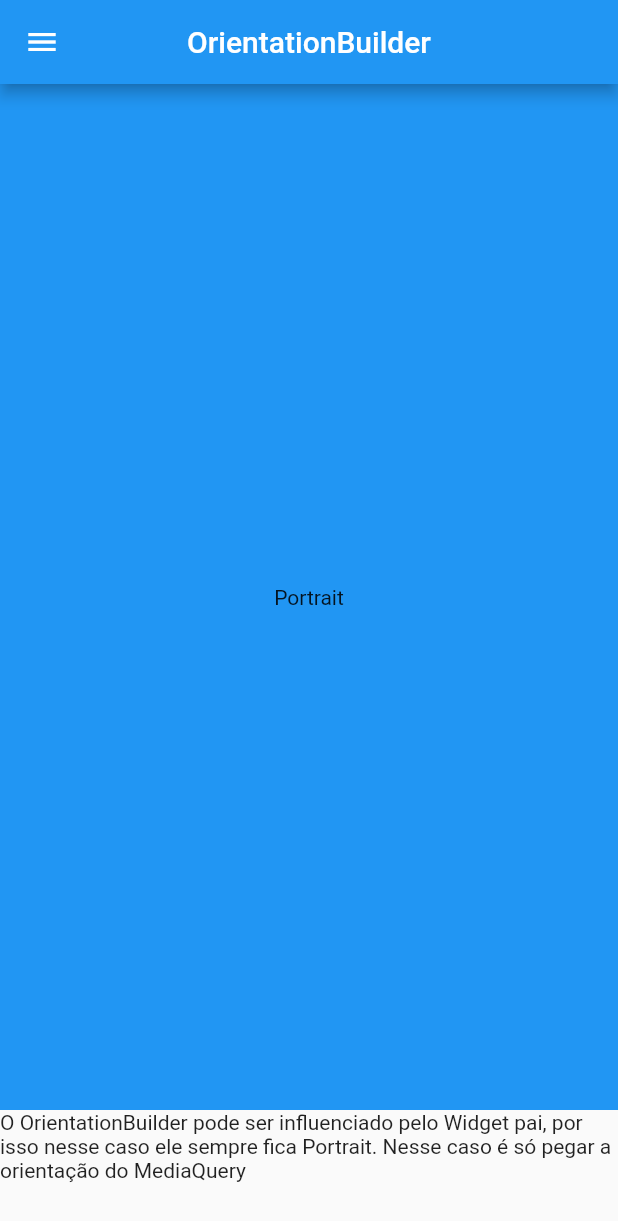
After one commit to matheusEduardoTavares/FlutterResponsividade, a Flutter app: the OrientationPage screen opened by its route, on a phone screen of 412 x 824 dp. The commit adds this screen. Shown: the top 1221 px of the screen. Run offline on Flutter 3.47's test engine with Material 2 defaults, Android fonts, the phone set to English and light mode, and no system bars; our stand-ins replace device_preview.

Commit message:
Aula 08 - OrientationBuilder - finalizada

```diff
--- a/exemplo1/lib/main.dart
+++ b/exemplo1/lib/main.dart
@@ -1,6 +1,7 @@
 import 'package:device_preview/device_preview.dart';
 import 'package:exemplo1/pages/align_page/align_page.dart';
 import 'package:exemplo1/pages/home_page/home_page.dart';
+import 'package:exemplo1/pages/orientation_page/orientation_page.dart';
 import 'package:exemplo1/pages/wrap_page/wrap_page.dart';
 import 'package:exemplo1/utils/pages_definitions/pages_definitions.dart';
 import 'package:flutter/material.dart';
@@ -13,7 +14,7 @@ void main() {
     DevicePreview(
       builder: (_) => MyApp(),
       ///Ativa / desativa o [DevicePreview]
-      enabled: true,
+      enabled: false,
     ),
   );
 }
@@ -46,6 +47,7 @@ class MyApp extends StatelessWidget {
         PageDefinitions.homePage: (ctx) => HomePage(),
         PageDefinitions.wrapPage: (ctx) => WrapPage(),
         PageDefinitions.alignPage: (ctx) => AlignPage(),
+        PageDefinitions.orientationPage: (ctx) => OrientationPage(),
       },
     );
   }
--- /dev/null
+++ b/exemplo1/lib/pages/orientation_page/orientation_page.dart
@@ -0,0 +1,47 @@
+import 'package:exemplo1/pages/orientation_page/widgets/my_container/my_container.dart';
+import 'package:exemplo1/widgets/custom_drawer/custom_drawer.dart';
+import 'package:flutter/material.dart';
+
+class OrientationPage extends StatelessWidget {
+  OrientationPage({ Key key }) : super(key: key);
+
+  final _screens = {
+    'Orientation.landscape': MyContainer(
+      color: Colors.red,
+      child: const Text('Landscape'),
+    ),
+    'Orientation.portrait': MyContainer(
+      color: Colors.blue,
+      child: const Text('Portrait'),
+    ),
+  };
+
+  @override
+  Widget build(BuildContext context) {
+    final _orientation = MediaQuery.of(context).orientation;
+    print(_orientation);
+    return OrientationBuilder(
+      builder: (context, parentOrientation) {
+        print('parentOrientation = $parentOrientation. Esta orientação não é influenciada por estar dentro da column (pois está fora), por isso fica certo');
+        return Scaffold(
+          appBar: AppBar(
+            title: const Text('OrientationBuilder'),
+          ),
+          drawer: CustomDrawer(),
+          body: Column(
+            crossAxisAlignment: CrossAxisAlignment.stretch,
+            children: [
+              OrientationBuilder(
+                builder: (_, orientation) {
+                  print('orientation = $orientation');
+                  return _screens[_orientation.toString()];
+                },
+              ),
+              Text('O OrientationBuilder pode ser influenciado pelo Widget pai, por isso nesse caso ele sempre fica Portrait. Nesse caso é só pegar a orientação do MediaQuery')
+            ],
+          ),
+        );
+      }
+    );
+  }
+}
--- /dev/null
+++ b/exemplo1/lib/pages/orientation_page/widgets/my_container/my_container.dart
@@ -0,0 +1,26 @@
+import 'package:flutter/material.dart';
+
+class MyContainer extends StatelessWidget {
+  const MyContainer({
+    @required this.child,
+    @required this.color,
+    Key key,
+  }) : super(key: key);
+
+  final Color color;
+  final Widget child;
+
+  @override
+  Widget build(BuildContext context) {
+    final size = MediaQuery.of(context).size;
+    return Container(
+      height: size.height - 140,
+      width: size.width,
+      color: color,
+      child: Align(
+        alignment: Alignment(0, 0),
+        child: child,
+      ),
+    );
+  }
+}
--- a/exemplo1/lib/utils/pages_definitions/pages_definitions.dart
+++ b/exemplo1/lib/utils/pages_definitions/pages_definitions.dart
@@ -2,4 +2,5 @@ abstract class PageDefinitions {
   static const homePage = 'home-page';
   static const wrapPage = 'wrap-page';
   static const alignPage = 'align-page';
+  static const orientationPage = 'orientation-page';
 }
--- a/exemplo1/lib/widgets/custom_drawer/custom_drawer.dart
+++ b/exemplo1/lib/widgets/custom_drawer/custom_drawer.dart
@@ -43,6 +43,16 @@ class CustomDrawer extends StatelessWidget {
               );
             }
           ),
+          ListTile(
+            selected: _selectedIndex == 3,
+            title: const Text('OrientationBuilder'),
+            onTap: () {
+              _selectedIndex = 3;
+              Navigator.of(context).pushReplacementNamed(
+                PageDefinitions.orientationPage,
+              );
+            }
+          ),
         ],
       ),
     );
```
